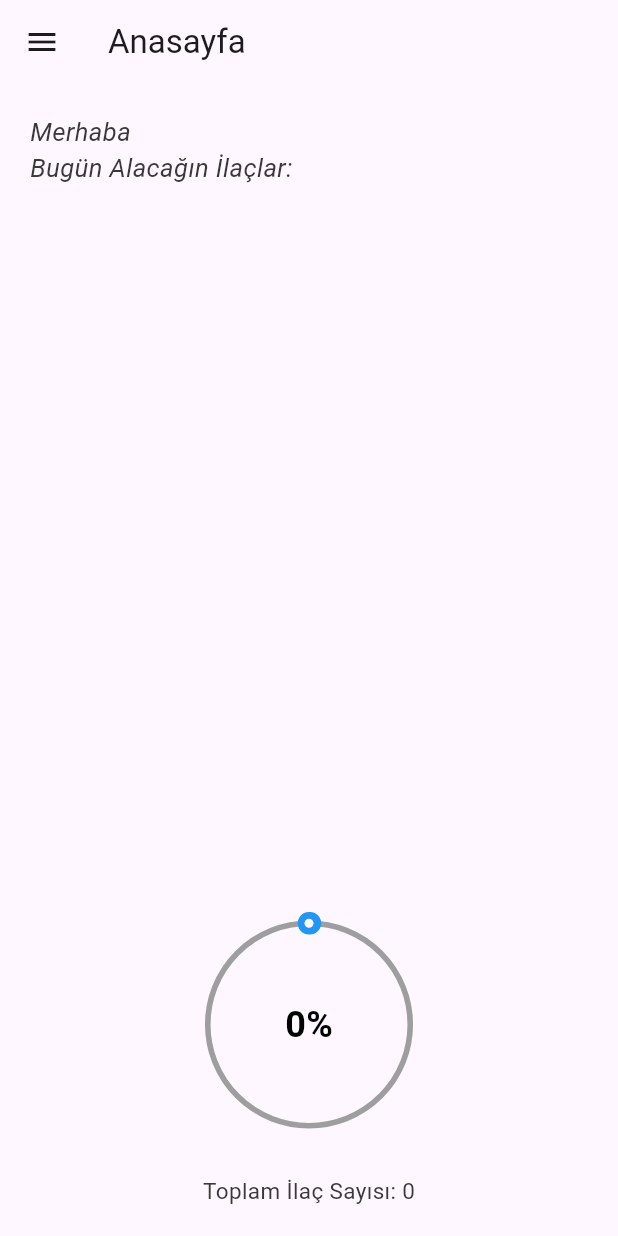
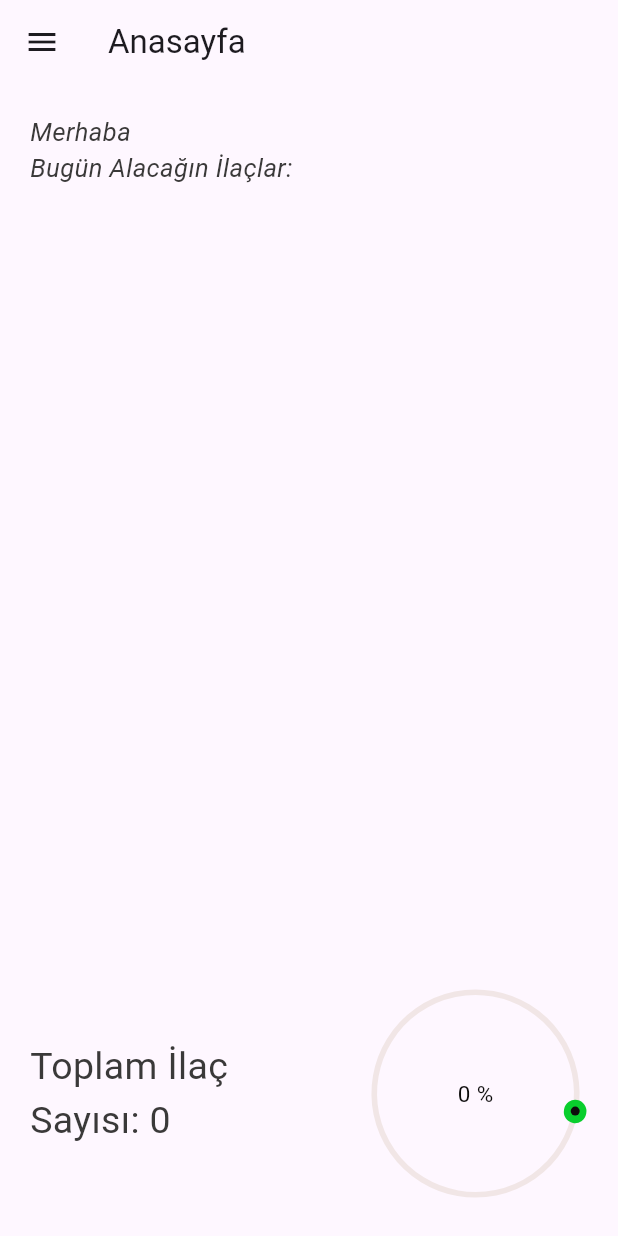
Before and after one commit to bbetulgulec/staj-proje, a Flutter app: the HomePage screen opened directly, on a phone screen of 412 x 824 dp. Run offline on Flutter 3.47's test engine with Material 3 defaults, Android fonts, the phone set to English and light mode, and no system bars; drawn by our look-alikes of sleek_circular_slider; our stand-ins replace email_validator, firebase_auth, firebase_core, firebase_database, hexcolor, shared_preferences and 1 more; accounts and stored records are empty.

Commit message:
tasarım yapılmaya devam

```diff
--- a/lib/page/auth/home.dart
+++ b/lib/page/auth/home.dart
@@ -208,7 +208,7 @@ class _HomePageState extends State<HomePage> {
       appBar: AppBar(
         title: Text("Anasayfa"),
       ),
-      drawer: menuDrawer(context, screenSize),
+      drawer: menuDrawer(context),
       body: SafeArea(
         child: Padding(
           padding: const EdgeInsets.all(20.0),
@@ -219,9 +219,20 @@ class _HomePageState extends State<HomePage> {
               Expanded(
                 child: CardList(screenSize),
               ),
-              CircularProgressBar(progress: progress),
               customSizeBox(),
-              textTotalMedicines(),
+              Row(
+                mainAxisAlignment: MainAxisAlignment.spaceBetween,
+                children: [
+                  Flexible(
+                    flex: 1,
+                    child: textTotalMedicines(),
+                  ),
+                  Flexible(
+                    flex: 1,
+                    child: CircularProgressBar(progress: progress),
+                  ),
+                ],
+              ),
             ],
           ),
         ),
@@ -230,88 +241,41 @@ class _HomePageState extends State<HomePage> {
   }
 
   Widget textTotalMedicines() {
-    return Column(
-      children: [
-        Text(
+    return Text(
       "Toplam İlaç Sayısı: $todayTotalDoses",
       style: TextStyle(
-            fontSize: 15,
+        fontSize: 25,
         color: Color.fromARGB(255, 58, 57, 57),
-          ),
-        ),
-      ],
-    );
-  }
-
-  Expanded CardList(Size screenSize) {
-    return Expanded(
-      child: ListView.builder(
-        itemCount: todayMedicines.length,
-        itemBuilder: (context, index) {
-          String medicineName = todayMedicines[index]['name'];
-          List<String> medicineTimes = todayMedicines[index]['times'];
-          bool allTimesUsed = medicineTimes
-              .every((time) => usedMedicines.contains('$medicineName-$time'));
-
-          return Card(
-            margin: EdgeInsets.symmetric(horizontal: screenSize.width * 0.1, vertical: 10),
-            elevation: 12,
-            child: ListTile(
-              title: Text(
-                medicineName,
-                style: TextStyle(fontSize: 23),
-              ),
-              subtitle: Text('Saat: ${medicineTimes.join(", ")}'),
-              trailing: allTimesUsed
-                  ? Row(
-                      mainAxisSize: MainAxisSize.min,
-                      children: [
-                        Icon(Icons.check, color: Colors.green),
-                        SizedBox(width: 8),
-                        Text(
-                          'İlaç tamamlandı',
-                          style: TextStyle(color: Colors.green, fontSize: 20),
-                        ),
-                      ],
-                    )
-                  : IconButton(
-                      icon: Icon(Icons.add),
-                      onPressed: () {
-                        for (String time in medicineTimes) {
-                          if (!usedMedicines.contains('$medicineName-$time')) {
-                            saveUsedMedicines(medicineName, time);
-                            break;
-                          }
-                        }
-                        // İlerleme oranını güncelle
-                        setState(() {});
-                      },
-                    ),
-            ),
-          );
-        },
       ),
     );
   }
 
-  Widget textName() {
-    return Row(
-      children: [
-        Expanded(
-          child: Text(
-            "Merhaba ${userName.isNotEmpty ? userName.toUpperCase() : ' '} \nBugün Alacağın İlaçlar:",
-            style: TextStyle(
-              fontSize: 17,
-              color: Color.fromARGB(255, 58, 57, 57),
-              fontStyle: FontStyle.italic,
+  Widget CircularProgressBar({required double progress}) {
+    return SleekCircularSlider(
+      appearance: CircularSliderAppearance(
+        size: 150, // Boyutu buradan ayarlayabilirsiniz
+        customColors: CustomSliderColors(
+          trackColor: Color.fromARGB(255, 241, 230, 230),
+          progressBarColor: Color.fromARGB(255, 9, 206, 45),
+          shadowColor: Color.fromARGB(255, 5, 136, 30),
+          dotColor: Color.fromARGB(255, 14, 12, 12),
+        ),
+        infoProperties: InfoProperties(
+          mainLabelStyle: TextStyle(
+            color: Color.fromARGB(255, 12, 11, 11),
+            fontSize: 15,
           ),
         ),
+        startAngle: 10,
+        angleRange: 360,
       ),
-      ],
+      min: 0,
+      max: 100,
+      initialValue: progress * 100,
     );
   }
 
-  Drawer menuDrawer(BuildContext context, Size screenSize) {
+  Drawer menuDrawer(BuildContext context) {
     return Drawer(
       child: ListView(
         children: [
@@ -432,12 +396,12 @@ class _HomePageState extends State<HomePage> {
           customSizeBox(),
           ListTile(
             leading: Icon(
-              Icons.exit_to_app,
+              Icons.logout,
               size: 30,
               color: Colors.black45,
             ),
             title: const Text(
-              "Çıkış",
+              "Çıkış Yap",
               style: TextStyle(
                 fontSize: 30,
                 color: Color.fromARGB(255, 53, 49, 49),
@@ -447,47 +411,108 @@ class _HomePageState extends State<HomePage> {
               signOut(context);
             },
           ),
+          customSizeBox(),
         ],
       ),
     );
   }
 
-  Widget customSizeBox() => SizedBox(height: 25.0);
+  SizedBox customSizeBox() => SizedBox(height: 20);
+
+  Expanded CardList(Size screenSize) {
+    return Expanded(
+      child: ListView.builder(
+        itemCount: todayMedicines.length,
+        itemBuilder: (context, index) {
+          String medicineName = todayMedicines[index]['name'];
+          List<String> medicineTimes = todayMedicines[index]['times'];
+          bool allTimesUsed = medicineTimes
+              .every((time) => usedMedicines.contains('$medicineName-$time'));
+
+          return Card(
+            elevation: 12,
+            child: Padding(
+              padding: const EdgeInsets.only(top: 10.0, right: 5.0,left: 5.0),
+              child: Column(
+                crossAxisAlignment: CrossAxisAlignment.start,
+                children: [
+                  Row(
+                    mainAxisAlignment: MainAxisAlignment.spaceBetween,
+                    children: [
+                      Text(
+                        medicineName,
+                        style: TextStyle(fontSize: 17),
+                      ),
+                      if (allTimesUsed)
+                        Row(
+                          mainAxisSize: MainAxisSize.min,
+                          children: [
+                            Icon(Icons.check, color: Colors.green, size: 17),
+                            SizedBox(width: 8),
+                            Text(
+                              'İlaç tamamlandı',
+                              style:
+                                  TextStyle(color: Colors.green, fontSize: 15),
+                            ),
+                          ],
+                        )
+                      else
+                        IconButton(
+                          icon: Icon(Icons.add),
+                          onPressed: () {
+                            for (String time in medicineTimes) {
+                              if (!usedMedicines
+                                  .contains('$medicineName-$time')) {
+                                saveUsedMedicines(medicineName, time);
+                                break;
+                              }
+                            }
+                            // İlerleme oranını güncelle
+                            setState(() {});
+                          },
+                        ),
+                    ],
+                  ),
+                  Align(
+                    alignment: Alignment.centerLeft,
+                    child: Wrap(
+                      spacing: 6.0,
+                      runSpacing: 6.0,
+                      children: medicineTimes.map((time) {
+                        bool isUsed =
+                            usedMedicines.contains('$medicineName-$time');
+                        return Chip(
+                          label: Text(time),
+                          backgroundColor: isUsed ? Colors.green : Colors.red,
+                        );
+                      }).toList(),
+                    ),
+                  ),
+                ],
+              ),
+            ),
+          );
+        },
+      ),
+    );
   }
 
-class CircularProgressBar extends StatelessWidget {
-  final double progress;
-
-  const CircularProgressBar({required this.progress, Key? key})
-      : super(key: key);
-
-  @override
-  Widget build(BuildContext context) {
-    return SleekCircularSlider(
-      appearance: CircularSliderAppearance(
-        customColors: CustomSliderColors(
-          progressBarColor: Colors.blue,
-          trackColor: Colors.grey,
-          dotColor: Colors.white,
-          shadowColor: Colors.blueAccent,
-          shadowMaxOpacity: 0.5,
+  Widget textName() {
+    return Row(
+      children: [
+        Expanded(
+          child: Text(
+            "Merhaba ${userName.isNotEmpty ? userName.toUpperCase() : ' '} \nBugün Alacağın İlaçlar:",
+            style: TextStyle(
+              fontSize: 17,
+              color: Color.fromARGB(255, 58, 57, 57),
+              fontStyle: FontStyle.italic,
             ),
-        infoProperties: InfoProperties(
-          mainLabelStyle: TextStyle(
-            color: Colors.black,
-            fontSize: 24,
-            fontWeight: FontWeight.bold,
           ),
-          modifier: (double value) {
-            return '${(value * 100).toStringAsFixed(0)}%';
-          },
         ),
-        startAngle: 270,
-        angleRange: 360,
-      ),
-      min: 0,
-      max: 1,
-      initialValue: progress,
+      ],
     );
   }
+
+
 }
--- a/lib/page/auth/profile.dart
+++ b/lib/page/auth/profile.dart
@@ -148,7 +148,7 @@ class _ProfilePageState extends State<ProfilePage> {
                   fontSize: 15,
                 ),),
                 style: ElevatedButton.styleFrom(
-                padding: EdgeInsets.symmetric(horizontal: 25,),
+                padding: EdgeInsets.symmetric(horizontal: 20,vertical: 20 ),
                 shape: RoundedRectangleBorder(borderRadius: BorderRadius.circular(25)),
                 backgroundColor: HexColor(buttonColor),
 
```
Also changed, not shown: lib/page/auth/mecidines_list.dart (+16 -13 lines), lib/page/auth/medicines.dart (+8 -5 lines), lib/page/auth/reports.dart (+17 -7 lines). Lines whose indentation alone changed are shown as unchanged.
